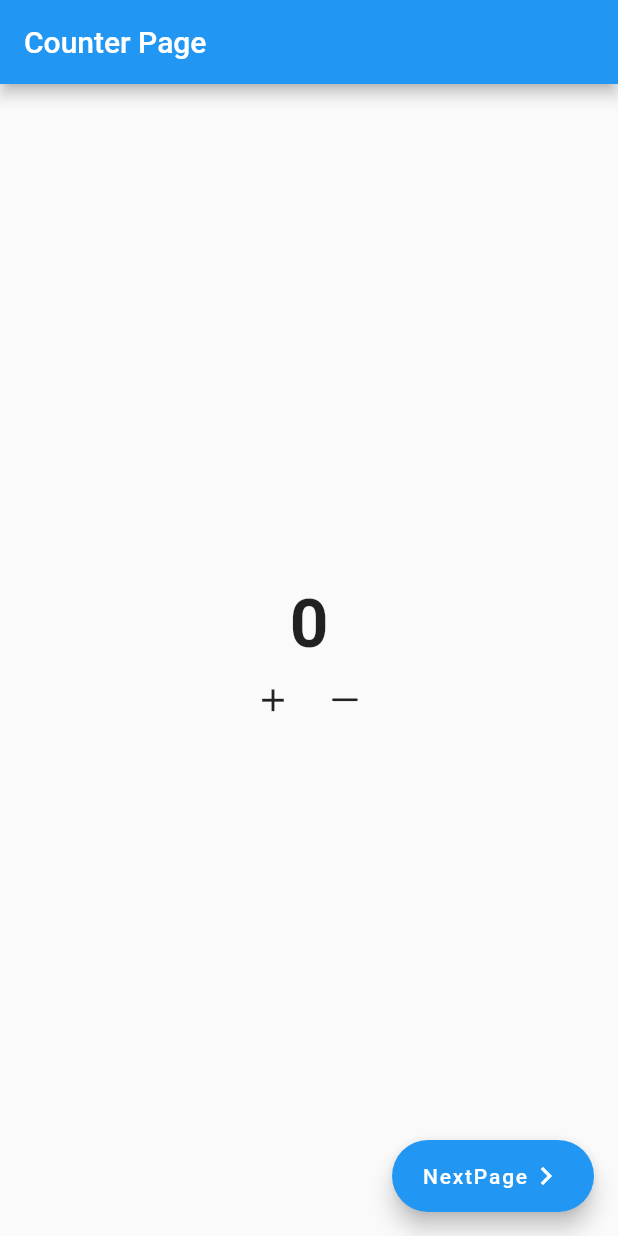
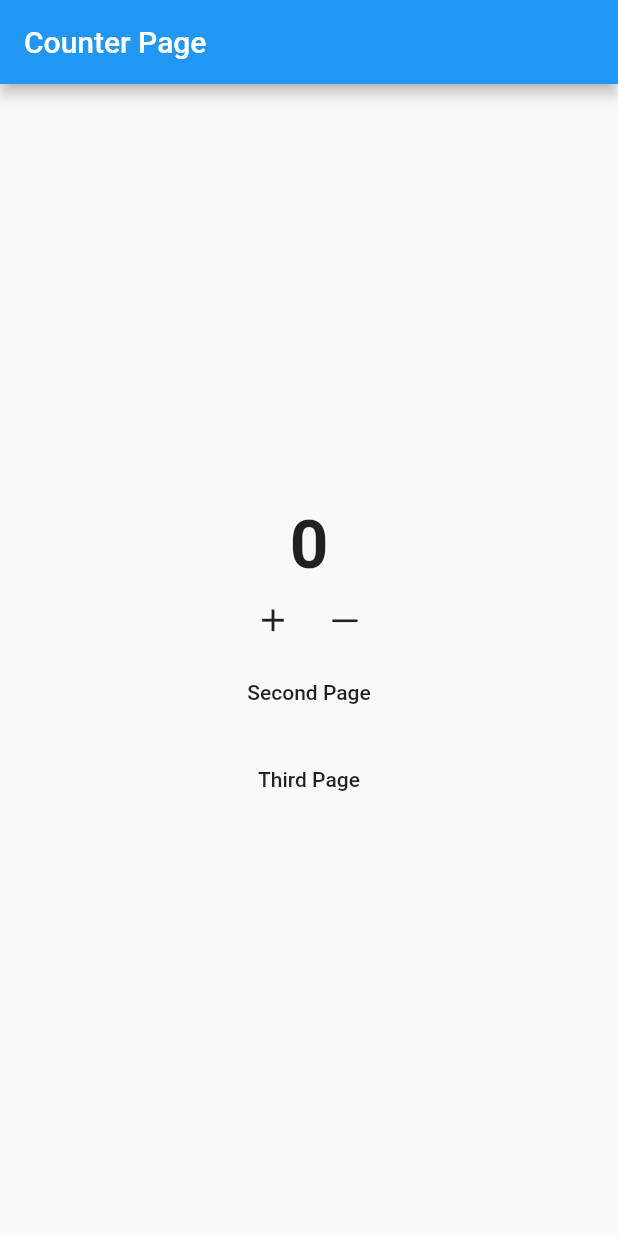
Before and after one commit to PrabeshPP/flutter_bloc, a Flutter app: the screen it shows after launch, on a phone screen of 412 x 824 dp. Run offline on Flutter 3.47's test engine with Material 2 defaults, Android fonts, the phone set to English and light mode, and no system bars; our stand-ins replace flutter_bloc, velocity_x.

Commit message:
worked with named route

```diff
--- a/lib/main.dart
+++ b/lib/main.dart
@@ -1,10 +1,13 @@
 import 'package:flutter/material.dart';
 import 'package:flutter_bloc/flutter_bloc.dart';
 import 'package:flutter_bloc1/logic/cubit/blocobserver.dart';
+import 'package:flutter_bloc1/logic/cubit/countercubit.dart';
 import 'package:flutter_bloc1/presentation/homepage.dart';
+import 'package:flutter_bloc1/presentation/screens/second_screen.dart';
+import 'package:flutter_bloc1/presentation/screens/thirdscreen.dart';
 
 void main() {
-   Bloc.observer= SimpleBlocObserver();
+  Bloc.observer = SimpleBlocObserver();
   runApp(MyApp());
 }
 
@@ -13,8 +16,20 @@ class MyApp extends StatelessWidget {
 
   @override
   Widget build(BuildContext context) {
+    final _countercubit = Countercubit();
     return MaterialApp(
-      home:Homepage() ,
+      initialRoute: "/",
+      routes: {
+        "/": (_) => BlocProvider.value(
+          value:_countercubit
+        ,child: Homepage()),
+        "/second": (_) => BlocProvider.value(
+          value:_countercubit ,
+        child: SecondPage()),
+        "/third": (_) => BlocProvider.value(
+          value:_countercubit,
+        child: ThirdPage())
+      },
     );
   }
 }
--- a/lib/presentation/screens/counterpage.dart
+++ b/lib/presentation/screens/counterpage.dart
@@ -3,6 +3,7 @@ import 'package:flutter/material.dart';
 import 'package:flutter_bloc/flutter_bloc.dart';
 import 'package:flutter_bloc1/logic/cubit/countercubit.dart';
 import 'package:flutter_bloc1/presentation/screens/second_screen.dart';
+import 'package:velocity_x/velocity_x.dart';
 
 class CounterPage extends StatelessWidget {
   const CounterPage({Key? key}) : super(key: key);
@@ -10,16 +11,6 @@ class CounterPage extends StatelessWidget {
   @override
   Widget build(BuildContext context) {
     return Scaffold(
-      floatingActionButton: FloatingActionButton.extended(
-          onPressed: () {
-            Navigator.push(context,
-                MaterialPageRoute(builder: (_) => BlocProvider.value(
-                  value:BlocProvider.of<Countercubit>(context),
-                  child: SecondPage())));
-          },
-          label: Row(
-            children: [Text("NextPage"), Icon(Icons.navigate_next)],
-          )),
       appBar: AppBar(
         title: Text("Counter Page"),
       ),
@@ -52,7 +43,20 @@ class CounterPage extends StatelessWidget {
                     size: 25,
                   ))
             ],
-          )
+          ),
+          MaterialButton(
+            onPressed: () {
+              Navigator.of(context).pushNamed("/second");
+            },
+            child: Text("Second Page"),
+          ),
+          SizedBox(
+            height: 10,
+          ),
+          MaterialButton(onPressed: () {
+            Navigator.of(context).pushNamed("/third");
+          },
+          child:Text("Third Page") ,)
         ],
       ),
     );
--- a/lib/presentation/screens/second_screen.dart
+++ b/lib/presentation/screens/second_screen.dart
@@ -1,7 +1,10 @@
+import 'dart:developer';
+
 import 'package:flutter/cupertino.dart';
 import 'package:flutter/material.dart';
 import 'package:flutter_bloc/flutter_bloc.dart';
 import 'package:flutter_bloc1/logic/cubit/countercubit.dart';
+import 'package:flutter_bloc1/presentation/screens/thirdscreen.dart';
 
 class SecondPage extends StatelessWidget {
   const SecondPage({Key? key}) : super(key: key);
@@ -9,6 +12,7 @@ class SecondPage extends StatelessWidget {
   @override
   Widget build(BuildContext context) {
     return Scaffold(
+
 
       appBar: AppBar(
         title: Text("SecondPage"),
```
Also changed, not shown: lib/presentation/screens/thirdscreen.dart (+51 -0 lines).
